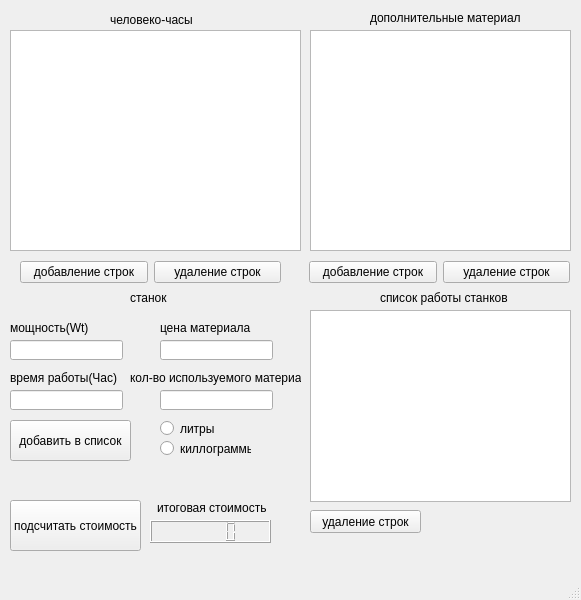
The window that data/gui/itfestmainui.ui (zelcamn/it-fest-desktop-) describes before a commit, drawn with Qt 5.
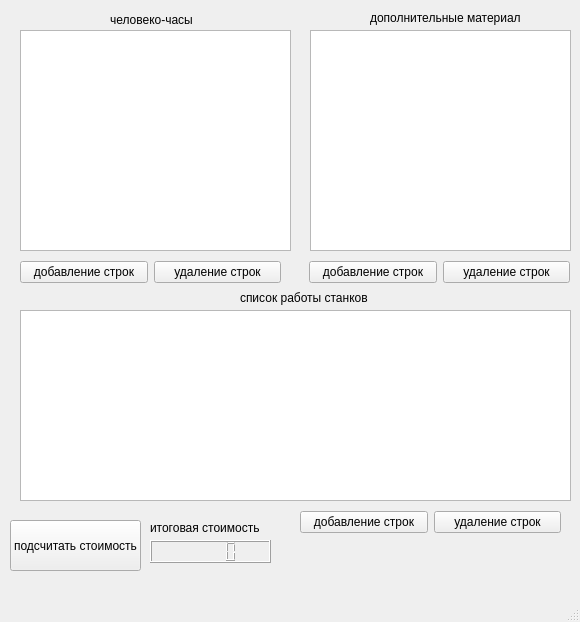
The same window after the commit.

```diff
--- a/data/gui/itfestmainui.ui
+++ b/data/gui/itfestmainui.ui
@@ -6,8 +6,8 @@
    <rect>
     <x>0</x>
     <y>0</y>
-    <width>581</width>
-    <height>600</height>
+    <width>580</width>
+    <height>622</height>
    </rect>
   </property>
   <property name="windowTitle">
@@ -18,7 +18,7 @@
     <property name="geometry">
      <rect>
       <x>10</x>
-      <y>500</y>
+      <y>520</y>
       <width>131</width>
       <height>51</height>
      </rect>
@@ -27,16 +27,6 @@
      <string>подсчитать стоимость</string>
     </property>
    </widget>
-   <widget class="QTableView" name="mh_table">
-    <property name="geometry">
-     <rect>
-      <x>10</x>
-      <y>30</y>
-      <width>291</width>
-      <height>221</height>
-     </rect>
-    </property>
-   </widget>
    <widget class="QLabel" name="label">
     <property name="geometry">
      <rect>
@@ -50,147 +40,6 @@
      <string>человеко-часы</string>
     </property>
    </widget>
-   <widget class="QLabel" name="label_3">
-    <property name="geometry">
-     <rect>
-      <x>130</x>
-      <y>290</y>
-      <width>51</width>
-      <height>16</height>
-     </rect>
-    </property>
-    <property name="text">
-     <string>станок</string>
-    </property>
-   </widget>
-   <widget class="QLineEdit" name="bench_output_line">
-    <property name="geometry">
-     <rect>
-      <x>10</x>
-      <y>340</y>
-      <width>113</width>
-      <height>20</height>
-     </rect>
-    </property>
-   </widget>
-   <widget class="QLineEdit" name="mat_cost">
-    <property name="geometry">
-     <rect>
-      <x>160</x>
-      <y>340</y>
-      <width>113</width>
-      <height>20</height>
-     </rect>
-    </property>
-   </widget>
-   <widget class="QLineEdit" name="work_time_line">
-    <property name="geometry">
-     <rect>
-      <x>10</x>
-      <y>390</y>
-      <width>113</width>
-      <height>20</height>
-     </rect>
-    </property>
-   </widget>
-   <widget class="QLineEdit" name="mat_amount_line">
-    <property name="geometry">
-     <rect>
-      <x>160</x>
-      <y>390</y>
-      <width>113</width>
-      <height>20</height>
-     </rect>
-    </property>
-   </widget>
-   <widget class="QLabel" name="label_4">
-    <property name="geometry">
-     <rect>
-      <x>10</x>
-      <y>320</y>
-      <width>111</width>
-      <height>16</height>
-     </rect>
-    </property>
-    <property name="text">
-     <string>мощность(Wt)</string>
-    </property>
-   </widget>
-   <widget class="QLabel" name="label_5">
-    <property name="geometry">
-     <rect>
-      <x>10</x>
-      <y>370</y>
-      <width>111</width>
-      <height>16</height>
-     </rect>
-    </property>
-    <property name="text">
-     <string>время работы(Час)</string>
-    </property>
-   </widget>
-   <widget class="QLabel" name="label_6">
-    <property name="geometry">
-     <rect>
-      <x>160</x>
-      <y>320</y>
-      <width>111</width>
-      <height>16</height>
-     </rect>
-    </property>
-    <property name="text">
-     <string>цена материала</string>
-    </property>
-   </widget>
-   <widget class="QLabel" name="label_7">
-    <property name="geometry">
-     <rect>
-      <x>130</x>
-      <y>370</y>
-      <width>171</width>
-      <height>16</height>
-     </rect>
-    </property>
-    <property name="text">
-     <string>кол-во используемого материала</string>
-    </property>
-   </widget>
-   <widget class="QRadioButton" name="litres_rbt">
-    <property name="geometry">
-     <rect>
-      <x>160</x>
-      <y>420</y>
-      <width>82</width>
-      <height>17</height>
-     </rect>
-    </property>
-    <property name="text">
-     <string>литры</string>
-    </property>
-   </widget>
-   <widget class="QRadioButton" name="kg_rbt">
-    <property name="geometry">
-     <rect>
-      <x>160</x>
-      <y>440</y>
-      <width>91</width>
-      <height>17</height>
-     </rect>
-    </property>
-    <property name="text">
-     <string>киллограммы</string>
-    </property>
-   </widget>
-   <widget class="QTableWidget" name="opt_mat_table">
-    <property name="geometry">
-     <rect>
-      <x>310</x>
-      <y>30</y>
-      <width>261</width>
-      <height>221</height>
-     </rect>
-    </property>
-   </widget>
    <widget class="QLabel" name="label_8">
     <property name="geometry">
      <rect>
@@ -259,8 +108,8 @@
    <widget class="QLabel" name="label_2">
     <property name="geometry">
      <rect>
-      <x>157</x>
-      <y>500</y>
+      <x>150</x>
+      <y>520</y>
       <width>121</width>
       <height>16</height>
      </rect>
@@ -273,52 +122,16 @@
     <property name="geometry">
      <rect>
       <x>150</x>
-      <y>520</y>
+      <y>540</y>
       <width>121</width>
       <height>23</height>
      </rect>
     </property>
    </widget>
-   <widget class="QPushButton" name="pushButton_6">
-    <property name="geometry">
-     <rect>
-      <x>10</x>
-      <y>420</y>
-      <width>121</width>
-      <height>41</height>
-     </rect>
-    </property>
-    <property name="text">
-     <string>добавить в список</string>
-    </property>
-   </widget>
-   <widget class="QTableView" name="bench_list_table">
-    <property name="geometry">
-     <rect>
-      <x>310</x>
-      <y>310</y>
-      <width>261</width>
-      <height>192</height>
-     </rect>
-    </property>
-   </widget>
-   <widget class="QPushButton" name="blt_del_bt">
-    <property name="geometry">
-     <rect>
-      <x>310</x>
-      <y>510</y>
-      <width>111</width>
-      <height>23</height>
-     </rect>
-    </property>
-    <property name="text">
-     <string>удаление строк</string>
-    </property>
-   </widget>
    <widget class="QLabel" name="label_9">
     <property name="geometry">
      <rect>
-      <x>380</x>
+      <x>240</x>
       <y>290</y>
       <width>131</width>
       <height>16</height>
@@ -328,6 +141,62 @@
      <string>список работы станков</string>
     </property>
    </widget>
+   <widget class="QTableWidget" name="mh_table">
+    <property name="geometry">
+     <rect>
+      <x>20</x>
+      <y>30</y>
+      <width>271</width>
+      <height>221</height>
+     </rect>
+    </property>
+   </widget>
+   <widget class="QTableWidget" name="mat_table">
+    <property name="geometry">
+     <rect>
+      <x>310</x>
+      <y>30</y>
+      <width>261</width>
+      <height>221</height>
+     </rect>
+    </property>
+   </widget>
+   <widget class="QTableWidget" name="bench_list_table">
+    <property name="geometry">
+     <rect>
+      <x>20</x>
+      <y>310</y>
+      <width>551</width>
+      <height>191</height>
+     </rect>
+    </property>
+   </widget>
+   <widget class="QWidget" name="horizontalLayoutWidget_3">
+    <property name="geometry">
+     <rect>
+      <x>300</x>
+      <y>510</y>
+      <width>261</width>
+      <height>25</height>
+     </rect>
+    </property>
+    <layout class="QHBoxLayout" name="horizontalLayout_3">
+     <item>
+      <widget class="QPushButton" name="bench_add">
+       <property name="text">
+        <string>добавление строк</string>
+       </property>
+      </widget>
+     </item>
+     <item>
+      <widget class="QPushButton" name="bench_del">
+       <property name="text">
+        <string>удаление строк</string>
+       </property>
+      </widget>
+     </item>
+    </layout>
+   </widget>
   </widget>
   <widget class="QMenuBar" name="menubar">
    <property name="geometry">
```
Left out of the diff: 2 changed lines with no effect on the pictures.
